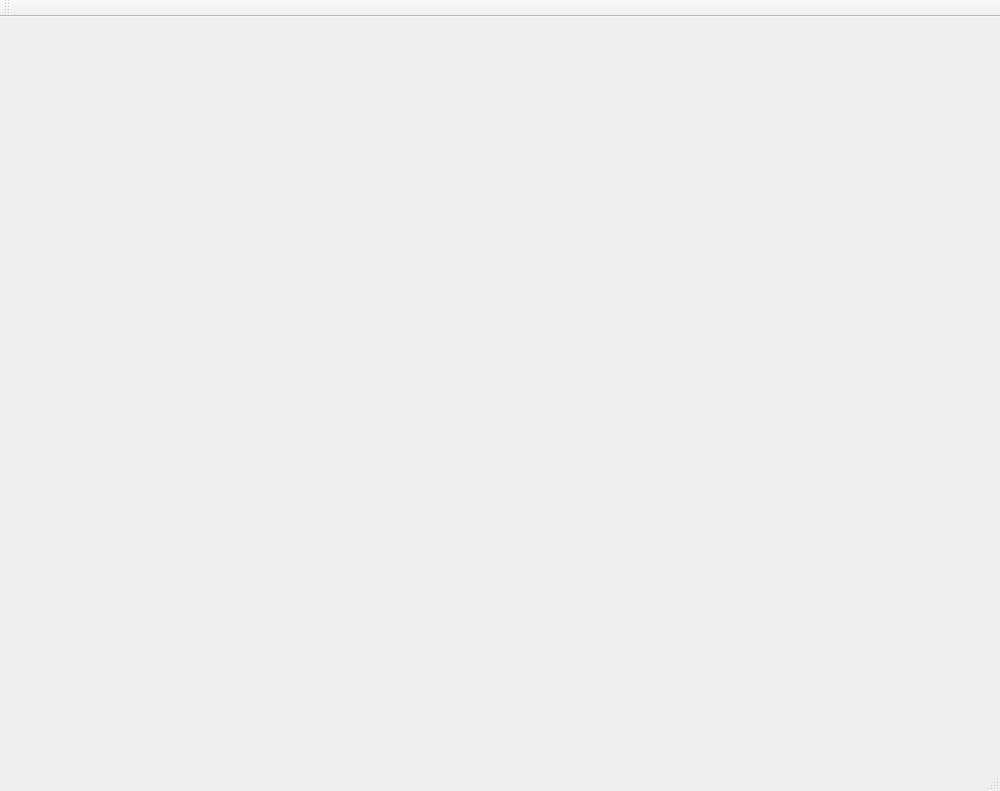
Qt form mainwindow.ui (crazytyt/neitianfa) before a commit.
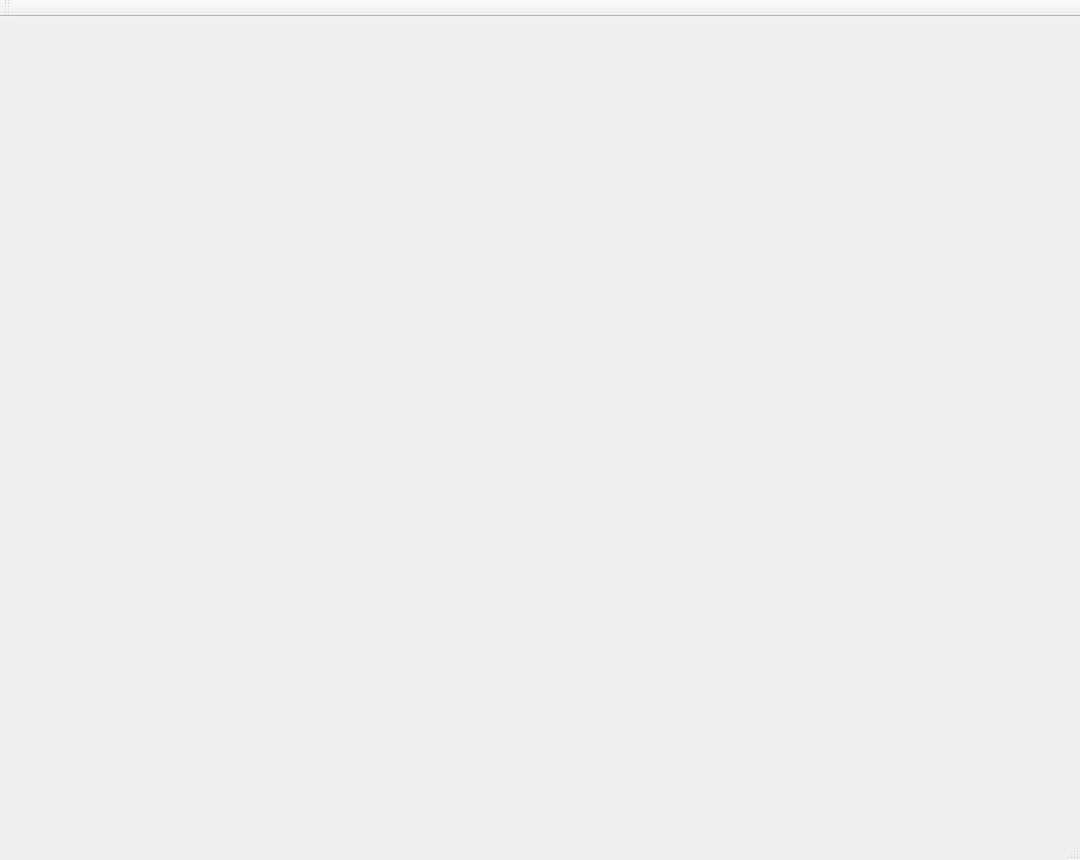
The same form after that commit.

Patch:
```diff
--- a/mainwindow.ui
+++ b/mainwindow.ui
@@ -9,25 +9,31 @@
    <rect>
     <x>0</x>
     <y>0</y>
-    <width>1000</width>
-    <height>791</height>
+    <width>1080</width>
+    <height>860</height>
    </rect>
   </property>
   <property name="sizePolicy">
    <sizepolicy hsizetype="Maximum" vsizetype="Maximum">
-    <horstretch>1</horstretch>
+    <horstretch>0</horstretch>
     <verstretch>0</verstretch>
    </sizepolicy>
   </property>
   <property name="maximumSize">
    <size>
-    <width>1000</width>
-    <height>1000</height>
+    <width>1180</width>
+    <height>860</height>
    </size>
   </property>
   <property name="windowTitle">
    <string>内田心理测试分析系统</string>
   </property>
+  <property name="autoFillBackground">
+   <bool>true</bool>
+  </property>
+  <property name="locale">
+   <locale language="Chinese" country="China"/>
+  </property>
   <widget class="QWidget" name="centralWidget"/>
   <widget class="QMenuBar" name="menuBar">
    <property name="geometry">
```
Left out of the diff: 4 changed lines with no effect on the pictures.
